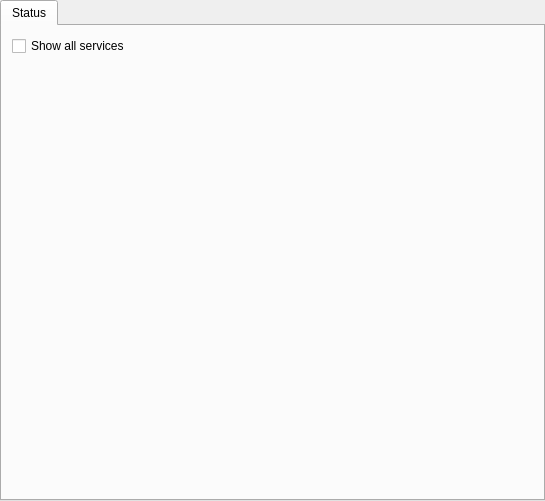
Qt form runtime/systemtray/mainWidget.ui (KDE/nepomuk-system-tray) before a commit.
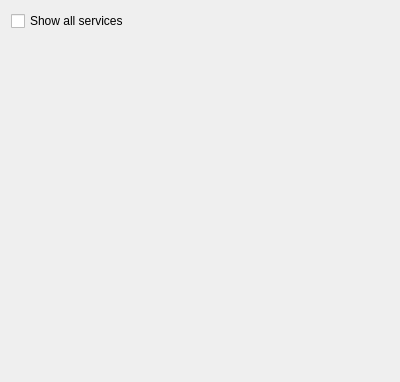
The same form after that commit. Custom widgets are drawn as their Qt base class.

```diff
--- a/runtime/systemtray/mainWidget.ui
+++ b/runtime/systemtray/mainWidget.ui
@@ -1,45 +1,69 @@
 <?xml version="1.0" encoding="UTF-8"?>
 <ui version="4.0">
- <class>Form</class>
- <widget class="KTabWidget" name="Form">
+ <class>mainWidget</class>
+ <widget class="QWidget" name="mainWidget">
   <property name="geometry">
    <rect>
     <x>0</x>
     <y>0</y>
-    <width>545</width>
-    <height>501</height>
+    <width>400</width>
+    <height>382</height>
    </rect>
   </property>
+  <property name="sizePolicy">
+   <sizepolicy hsizetype="Preferred" vsizetype="Minimum">
+    <horstretch>0</horstretch>
+    <verstretch>0</verstretch>
+   </sizepolicy>
+  </property>
   <property name="windowTitle">
    <string>Form</string>
   </property>
-  <widget class="QWidget" name="overall">
-   <attribute name="title">
-    <string>Status</string>
-   </attribute>
-   <widget class="QCheckBox" name="checkBox">
-    <property name="geometry">
-     <rect>
-      <x>10</x>
-      <y>10</y>
-      <width>141</width>
-      <height>20</height>
-     </rect>
-    </property>
-    <property name="text">
-     <string>Show all services</string>
-    </property>
-   </widget>
-  </widget>
+  <layout class="QGridLayout" name="gridLayout">
+   <item row="0" column="0">
+    <widget class="QCheckBox" name="showAllCheckBox">
+     <property name="text">
+      <string>Show all services</string>
+     </property>
+    </widget>
+   </item>
+   <item row="1" column="0">
+    <widget class="QScrollArea" name="servicesArea">
+     <property name="frameShape">
+      <enum>QFrame::NoFrame</enum>
+     </property>
+     <property name="widgetResizable">
+      <bool>true</bool>
+     </property>
+     <widget class="QWidget" name="servicesAreaContents">
+      <property name="geometry">
+       <rect>
+        <x>0</x>
+        <y>0</y>
+        <width>382</width>
+        <height>338</height>
+       </rect>
+      </property>
+      <layout class="QVBoxLayout" name="pluginLayout">
+       <item>
+        <spacer name="verticalSpacer">
+         <property name="orientation">
+          <enum>Qt::Vertical</enum>
+         </property>
+         <property name="sizeHint" stdset="0">
+          <size>
+           <width>20</width>
+           <height>317</height>
+          </size>
+         </property>
+        </spacer>
+       </item>
+      </layout>
+     </widget>
+    </widget>
+   </item>
+  </layout>
  </widget>
- <customwidgets>
-  <customwidget>
-   <class>KTabWidget</class>
-   <extends>QTabWidget</extends>
-   <header>ktabwidget.h</header>
-   <container>1</container>
-  </customwidget>
- </customwidgets>
  <resources/>
  <connections/>
 </ui>
```
Left out of the diff: 2 changed lines with no effect on the pictures.
